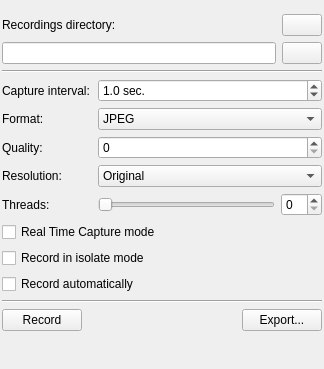
This is plugins/dockers/recorder/recorderdocker.ui in KDE/krita as Qt 5 draws it before an edit. The edited form follows.
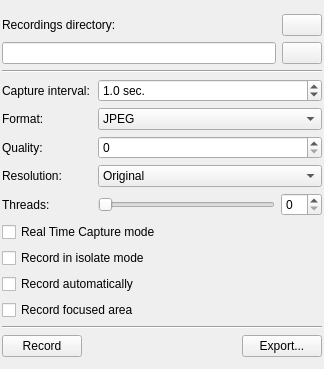
This is the edited form. Icons and pictures are not drawn. Custom widgets are drawn as their Qt base class.

Commit message:
Record only a section of the canvas
Properly handle ending a recodring while zoomed in

Now the recorder generates a "tail" frame which is shows the entire
canvas, in case the user wants to export the timelapse. But if they
restart the recording the tail will be deleted as to not create garbage
frames. The tail frame will then again be created when the recording is
stopped.

Smart canvas movement/animation

Register QVector<QRect> meta type for signals to work

Add a checkbox for focused recording

Cleanup

Patch:
```diff
--- a/plugins/dockers/recorder/recorderdocker.ui
+++ b/plugins/dockers/recorder/recorderdocker.ui
@@ -49,8 +49,8 @@
        <rect>
         <x>0</x>
         <y>0</y>
-        <width>324</width>
-        <height>369</height>
+        <width>310</width>
+        <height>412</height>
        </rect>
       </property>
       <layout class="QVBoxLayout" name="verticalLayout_2">
@@ -370,6 +370,16 @@
             </property>
            </widget>
           </item>
+          <item>
+           <widget class="QCheckBox" name="checkBoxFocusedRecord">
+            <property name="toolTip">
+             <string>&lt;html&gt;&lt;head/&gt;&lt;body&gt;&lt;p&gt;Record only the visible area of the canvas.&lt;/p&gt;&lt;/body&gt;&lt;/html&gt;</string>
+            </property>
+            <property name="text">
+             <string>Record focused area</string>
+            </property>
+           </widget>
+          </item>
          </layout>
         </widget>
        </item>
```
Left out of the diff: 26 changed lines with no effect on the pictures. The commit also changes 12 other files.
